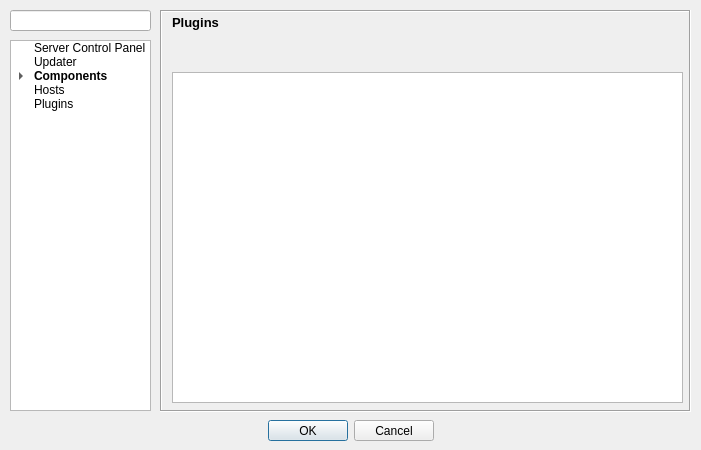
Above: src/app/config/configurationdialog.ui from WPN-XM/server-control-panel before the change. Below: the same form after it.
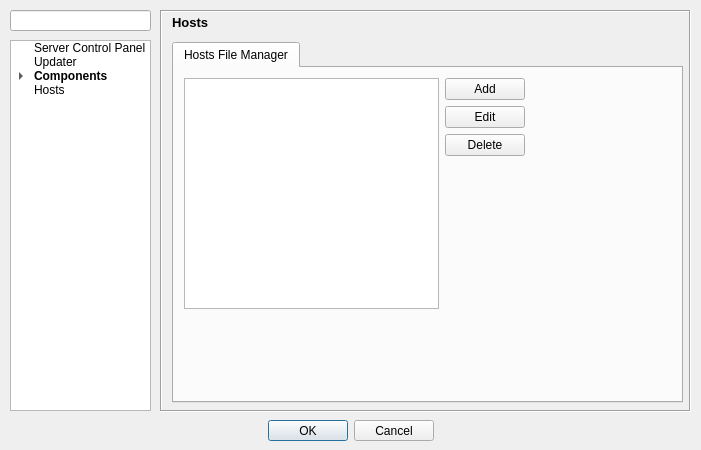
That is the form after the change. Icons and pictures are not drawn.

Commit message: register PluginManager stackedWidget, QWidget objectname and menu item on the ConfigurationDialog object created pluginlist.ui, removed plugins page from config/configurationdialog.ui

The edit to the form file:
```diff
--- a/src/app/config/configurationdialog.ui
+++ b/src/app/config/configurationdialog.ui
@@ -161,11 +161,6 @@
      <string>Hosts</string>
     </property>
    </item>
-   <item>
-    <property name="text">
-     <string>Plugins</string>
-    </property>
-   </item>
   </widget>
   <widget class="QStackedWidget" name="stackedWidget">
    <property name="geometry">
@@ -183,7 +178,7 @@
     <enum>QFrame::Sunken</enum>
    </property>
    <property name="currentIndex">
-    <number>11</number>
+    <number>10</number>
    </property>
    <widget class="QWidget" name="servercontrolpanel">
     <widget class="QTabWidget" name="tabWidget">
@@ -2383,38 +2378,6 @@
      </widget>
     </widget>
    </widget>
-   <widget class="QWidget" name="plugins">
-    <widget class="QLabel" name="label_plugins">
-     <property name="geometry">
-      <rect>
-       <x>10</x>
-       <y>0</y>
-       <width>61</width>
-       <height>21</height>
-      </rect>
-     </property>
-     <property name="font">
-      <font>
-       <pointsize>10</pointsize>
-       <weight>75</weight>
-       <bold>true</bold>
-      </font>
-     </property>
-     <property name="text">
-      <string>Plugins</string>
-     </property>
-    </widget>
-    <widget class="QListWidget" name="listWidget_plugins">
-     <property name="geometry">
-      <rect>
-       <x>10</x>
-       <y>60</y>
-       <width>511</width>
-       <height>331</height>
-      </rect>
-     </property>
-    </widget>
-   </widget>
   </widget>
  </widget>
  <tabstops>
```
The commit also changes 6 other files.
